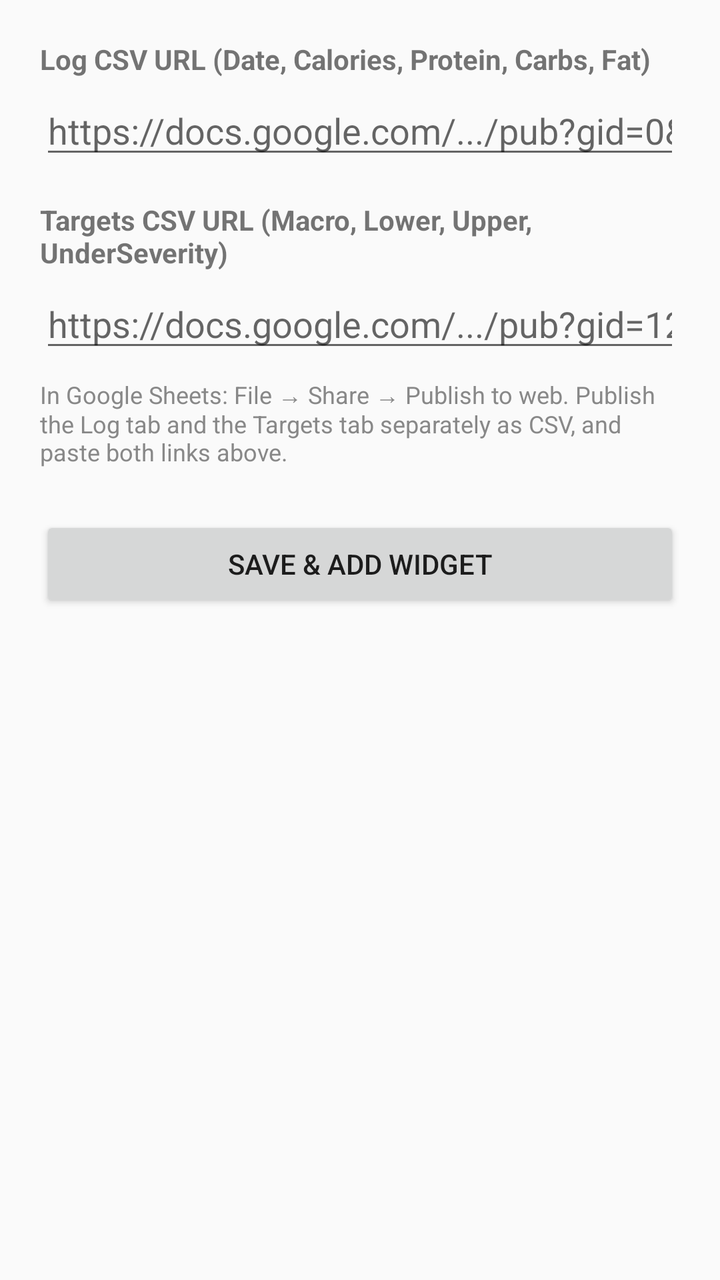
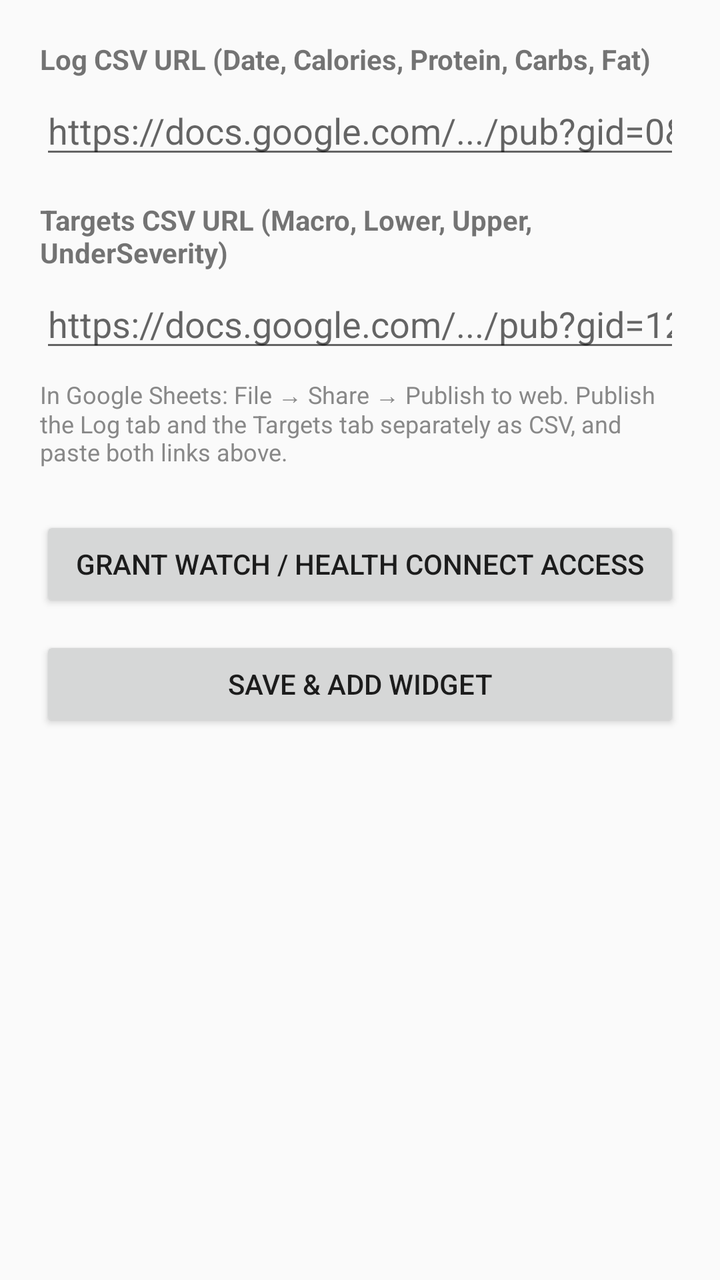

Compare the two renders of this Android layout. The source of the first and the diff that turns it into the second are given below.
<!-- AndroidManifest.xml: activity theme Theme.AppCompat.DayNight -->
<!-- res/layout/activity_widget_config.xml -->
<?xml version="1.0" encoding="utf-8"?>
<ScrollView xmlns:android="http://schemas.android.com/apk/res/android"
    android:layout_width="match_parent"
    android:layout_height="match_parent">
<LinearLayout
    android:layout_width="match_parent"
    android:layout_height="wrap_content"
    android:orientation="vertical"
    android:padding="20dp">

    <TextView android:layout_width="match_parent" android:layout_height="wrap_content"
        android:text="Log CSV URL (Date, Calories, Protein, Carbs, Fat)" android:textStyle="bold"
        android:paddingBottom="4dp" />
    <EditText android:id="@+id/log_field" android:layout_width="match_parent"
        android:layout_height="wrap_content" android:hint="https://docs.google.com/.../pub?gid=0&amp;single=true&amp;output=csv"
        android:inputType="textUri" />

    <TextView android:layout_width="match_parent" android:layout_height="wrap_content"
        android:text="Targets CSV URL (Macro, Lower, Upper, UnderSeverity)" android:textStyle="bold"
        android:paddingTop="16dp" android:paddingBottom="4dp" />
    <EditText android:id="@+id/targets_field" android:layout_width="match_parent"
        android:layout_height="wrap_content" android:hint="https://docs.google.com/.../pub?gid=123&amp;single=true&amp;output=csv"
        android:inputType="textUri" />

    <TextView android:layout_width="match_parent" android:layout_height="wrap_content"
        android:textSize="12sp" android:textColor="#888888" android:paddingTop="8dp"
        android:text="In Google Sheets: File &#8594; Share &#8594; Publish to web. Publish the Log tab and the Targets tab separately as CSV, and paste both links above." />

    <Button android:id="@+id/save_button" android:layout_width="match_parent"
        android:layout_height="wrap_content" android:layout_marginTop="24dp" android:text="Save &amp; add widget" />
</LinearLayout>
</ScrollView>
<!-- resources referenced by this layout -->
<resources>

</resources>

<!-- the commit's change to res/layout/activity_widget_config.xml (unified diff, before → after) -->
@@ -26,7 +26,10 @@
         android:textSize="12sp" android:textColor="#888888" android:paddingTop="8dp"
         android:text="In Google Sheets: File &#8594; Share &#8594; Publish to web. Publish the Log tab and the Targets tab separately as CSV, and paste both links above." />
 
+    <Button android:id="@+id/grant_watch_button" android:layout_width="match_parent"
+        android:layout_height="wrap_content" android:layout_marginTop="24dp" android:text="Grant Watch / Health Connect Access" />
+
     <Button android:id="@+id/save_button" android:layout_width="match_parent"
-        android:layout_height="wrap_content" android:layout_marginTop="24dp" android:text="Save &amp; add widget" />
+        android:layout_height="wrap_content" android:layout_marginTop="12dp" android:text="Save &amp; add widget" />
 </LinearLayout>
 </ScrollView>
